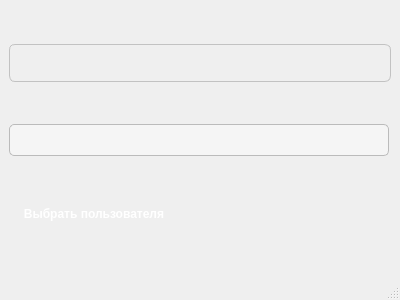
Qt form statistic.ui (jon007a/Modbus) before a commit.
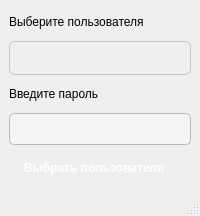
The same form after that commit. Icons and pictures are not drawn.

Patch:
```diff
--- a/statistic.ui
+++ b/statistic.ui
@@ -6,20 +6,20 @@
    <rect>
     <x>0</x>
     <y>0</y>
-    <width>400</width>
-    <height>300</height>
+    <width>200</width>
+    <height>216</height>
    </rect>
   </property>
   <property name="minimumSize">
    <size>
-    <width>400</width>
-    <height>300</height>
+    <width>200</width>
+    <height>216</height>
    </size>
   </property>
   <property name="maximumSize">
    <size>
-    <width>402</width>
-    <height>300</height>
+    <width>200</width>
+    <height>216</height>
    </size>
   </property>
   <property name="windowTitle">
@@ -27,6 +27,13 @@
   </property>
   <widget class="QWidget" name="centralwidget">
    <layout class="QVBoxLayout" name="verticalLayout">
+    <item>
+     <widget class="QLabel" name="label">
+      <property name="text">
+       <string>Выберите пользователя</string>
+      </property>
+     </widget>
+    </item>
     <item>
      <widget class="QComboBox" name="userComboBox">
       <property name="styleSheet">
@@ -36,7 +43,7 @@
     border: 1px solid #C2C2C2;
     border-radius: 6px;
     padding: 6px 10px;
-    min-height: 24px;
+    min-height: 20px;
     font-size: 13px;
 }
 
@@ -66,11 +73,18 @@
       </property>
      </widget>
     </item>
+    <item>
+     <widget class="QLabel" name="label_2">
+      <property name="text">
+       <string>Введите пароль</string>
+      </property>
+     </widget>
+    </item>
     <item>
      <widget class="QLineEdit" name="passwordLineEdit">
       <property name="minimumSize">
        <size>
-        <width>380</width>
+        <width>20</width>
         <height>32</height>
        </size>
       </property>
```
Left out of the diff: 6 changed lines with no effect on the pictures.
